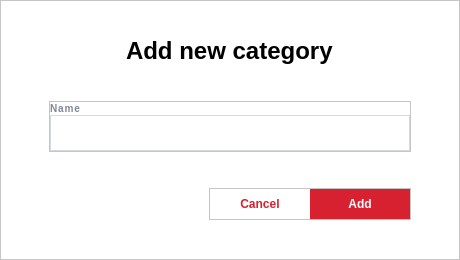
This is client/screens/widgets/info_arch/add_cat_window/add_cat_window.ui in kleroop/TechCourse_2022_12 as Qt 5 draws it before an edit. The edited form follows.
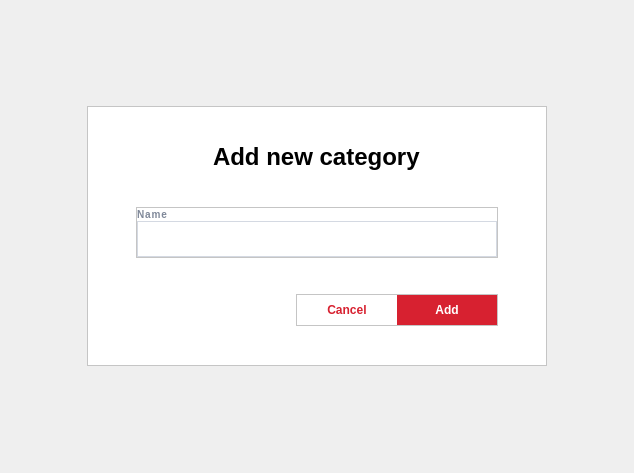
This is the edited form.

```diff
--- a/client/screens/widgets/info_arch/add_cat_window/add_cat_window.ui
+++ b/client/screens/widgets/info_arch/add_cat_window/add_cat_window.ui
@@ -6,8 +6,8 @@
    <rect>
     <x>0</x>
     <y>0</y>
-    <width>460</width>
-    <height>260</height>
+    <width>634</width>
+    <height>473</height>
    </rect>
   </property>
   <property name="sizePolicy">
```
